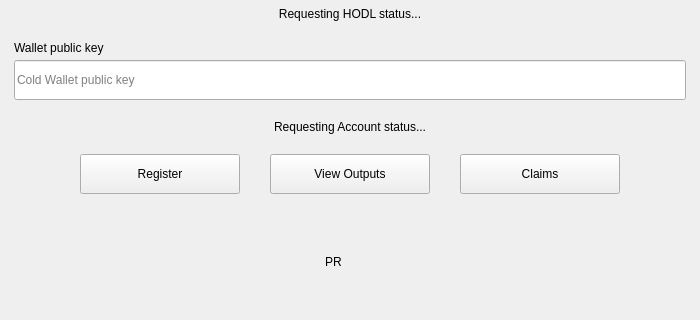
Above: windows/h_hodlnode_w.ui from 0xkobe/mwc-wallet before the change; both pictures show x 93 to 793 and y 277 to 597 of the 886 by 597 pixel window. Below: the same form after it.
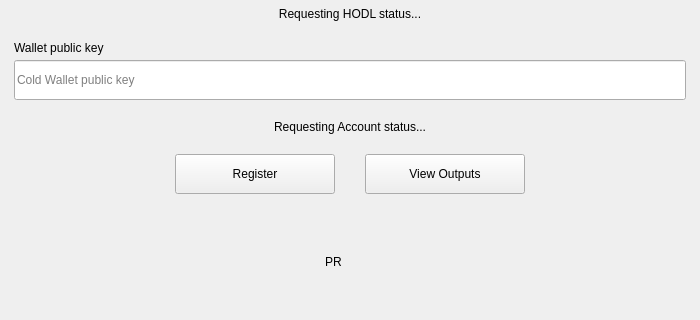
That is the form after the change. Icons and pictures are not drawn. Custom widgets are drawn as their Qt base class.

```diff
--- a/windows/h_hodlnode_w.ui
+++ b/windows/h_hodlnode_w.ui
@@ -265,28 +265,6 @@
          </property>
         </widget>
        </item>
-       <item>
-        <widget class="control::MwcPushButtonNormal" name="claimMwcButton">
-         <property name="minimumSize">
-          <size>
-           <width>160</width>
-           <height>40</height>
-          </size>
-         </property>
-         <property name="maximumSize">
-          <size>
-           <width>160</width>
-           <height>40</height>
-          </size>
-         </property>
-         <property name="toolTip">
-          <string>Claim HODL coins</string>
-         </property>
-         <property name="text">
-          <string>Claims</string>
-         </property>
-        </widget>
-       </item>
        <item>
         <spacer name="horizontalSpacer_4">
          <property name="orientation">
@@ -453,11 +431,6 @@
    <extends>QLabel</extends>
    <header>control/MwcLabel.h</header>
   </customwidget>
-  <customwidget>
-   <class>control::MwcLabelLarge</class>
-   <extends>QLabel</extends>
-   <header>control/MwcLabel.h</header>
-  </customwidget>
   <customwidget>
    <class>control::MwcLineEditNormal</class>
    <extends>QLineEdit</extends>
@@ -468,6 +441,11 @@
    <extends>QLabel</extends>
    <header>control/MwcLabel.h</header>
   </customwidget>
+  <customwidget>
+   <class>control::MwcLabelLarge</class>
+   <extends>QLabel</extends>
+   <header>control/MwcLabel.h</header>
+  </customwidget>
  </customwidgets>
  <resources>
   <include location="../resources.qrc"/>
```
